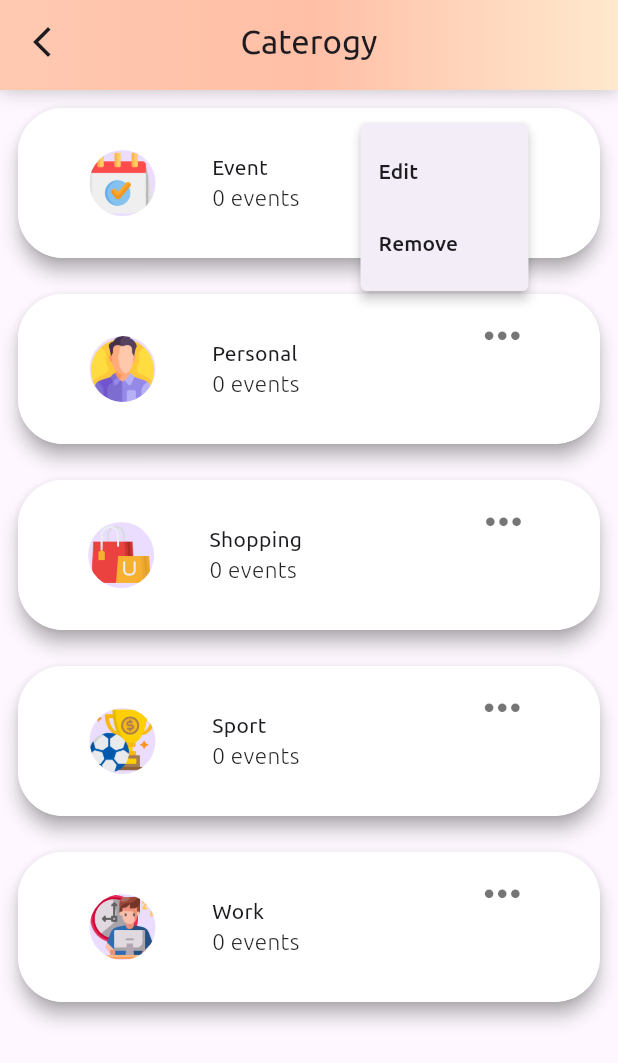
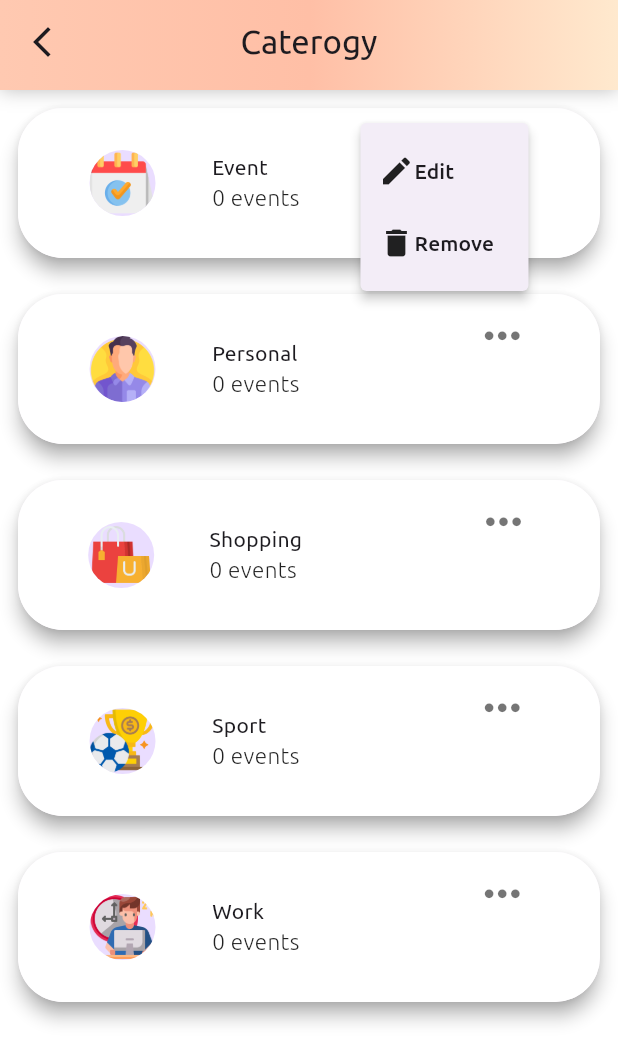
Before and after one commit to storm265/todo, a Flutter app: the CategoryPage screen opened directly, after a tap on the "keyboard control" icon, on a phone screen of 412 x 824 dp. Shown: the top 1063 px of the screen. Run offline on Flutter 3.47's test engine with Material 2 defaults, Android fonts, the phone set to English and light mode, and no system bars; our stand-ins replace flutter_platform_widgets, flutter_slidable, hive, hive_flutter, image_picker, timelines; accounts and stored records are empty.

Commit message:
basic theme + trail commas

```diff
--- a/lib/main.dart
+++ b/lib/main.dart
@@ -22,11 +22,7 @@ class MyApp extends StatelessWidget {
     return MaterialApp(
       debugShowCheckedModeBanner: false,
       title: 'Demo ToDo',
-      theme: ThemeData(
-        useMaterial3: true,
-        fontFamily: 'Ubuntu',
-        primarySwatch: Colors.blue,
-      ),
+      theme: classicTheme,
       home: const SafeArea(
         maintainBottomViewPadding: true,
         bottom: false,
@@ -35,3 +31,17 @@ class MyApp extends StatelessWidget {
     );
   }
 }
+
+final classicTheme = ThemeData(
+  useMaterial3: true,
+  fontFamily: 'Ubuntu',
+  primarySwatch: Colors.blue,
+  scaffoldBackgroundColor: Colors.white,
+);
+
+final darkTheme = ThemeData(
+  useMaterial3: true,
+  fontFamily: 'Ubuntu',
+  primarySwatch: Colors.blue,
+  scaffoldBackgroundColor: Colors.black,
+);
--- a/lib/screens/category/widgets/popup_buttons_widget.dart
+++ b/lib/screens/category/widgets/popup_buttons_widget.dart
@@ -4,20 +4,23 @@ import 'package:todo/routes/routers.dart';
 
 class PopupButtonsWidget extends StatelessWidget {
   final int index;
-  const PopupButtonsWidget({Key? key, required this.index}) : super(key: key);
+  const PopupButtonsWidget({
+    Key? key,
+    required this.index,
+  }) : super(key: key);
 
   @override
   Widget build(BuildContext context) {
     return Padding(
       padding: const EdgeInsets.only(bottom: 60),
       child: PopupMenuButton(
-          onSelected: (int value) {
+          onSelected: (int value) async {
             switch (value) {
               case 0:
-                Routers.toAddEditCategoryPage(context, index, true);
+                await Routers.toAddEditCategoryPage(context, index, true);
                 break;
               case 1:
-                CategoryRepositoryImpl().delete(index);
+                await CategoryRepositoryImpl().delete(index);
                 break;
             }
           },
@@ -27,13 +30,25 @@ class PopupButtonsWidget extends StatelessWidget {
             size: 35,
           ),
           itemBuilder: (_) => [
-                const PopupMenuItem(
-                  child: Text("Edit"),
+                PopupMenuItem(
+                  child: Row(
+                    mainAxisSize: MainAxisSize.min,
+                    children: const [
+                      Icon(Icons.edit),
+                      Text("Edit"),
+                    ],
+                  ),
                   value: 0,
                 ),
-                const PopupMenuItem(
-                  child: Text('Remove'),
-                  value: 1,
+                PopupMenuItem(
+                  child: Row(
+                    mainAxisSize: MainAxisSize.min,
+                    children: const [
+                      Icon(Icons.delete),
+                      Text("Remove"),
+                    ],
+                  ),
+                  value: 0,
                 ),
               ]),
     );
--- a/lib/screens/common_widgets/custom_app_bar_widget.dart
+++ b/lib/screens/common_widgets/custom_app_bar_widget.dart
@@ -55,7 +55,7 @@ class CustomAppBarWidget extends StatelessWidget
             )
           ],
           gradient: LinearGradient(
-            colors: Gradients.gradient,
+            colors: Gradients.classicGradient,
             begin: Alignment.centerLeft,
             end: Alignment.centerRight,
           ),
--- a/lib/screens/common_widgets/gradient_color.dart
+++ b/lib/screens/common_widgets/gradient_color.dart
@@ -1,7 +1,7 @@
 import 'package:flutter/material.dart';
 
 class Gradients {
-  static const List<Color> gradient = [
+  static const List<Color> classicGradient = [
     Color(0xFFFFC9B1),
     Color(0xFFFFBFA6),
     Color(0xFFFFE9CE)
--- a/lib/screens/task/controller/drawer_items.dart
+++ b/lib/screens/task/controller/drawer_items.dart
@@ -1,6 +1,7 @@
 enum DrawerItems {
   categories('Categories'),
-  archive('Archive');
+  archive('Archive'),
+  themes('Themes');
 
   const DrawerItems(this.type);
   final String type;
--- a/lib/screens/task/widgets/task_body/icons/icon_done_widget.dart
+++ b/lib/screens/task/widgets/task_body/icons/icon_done_widget.dart
@@ -15,7 +15,7 @@ class IconDoneWidget extends StatelessWidget {
       decoration: const BoxDecoration(
           shape: BoxShape.circle,
           gradient: LinearGradient(
-              colors: Gradients.gradient,
+              colors: Gradients.classicGradient,
               begin: Alignment.centerLeft,
               end: Alignment.centerRight)),
     );
```
Also changed, not shown: lib/screens/task/widgets/task_body/body/gradient_boxes.dart (+22 -6 lines), lib/screens/task/widgets/task_body/body/gradient_task_body.dart (+13 -7 lines), pubspec.yaml (+3 -7 lines), 1 other file.
